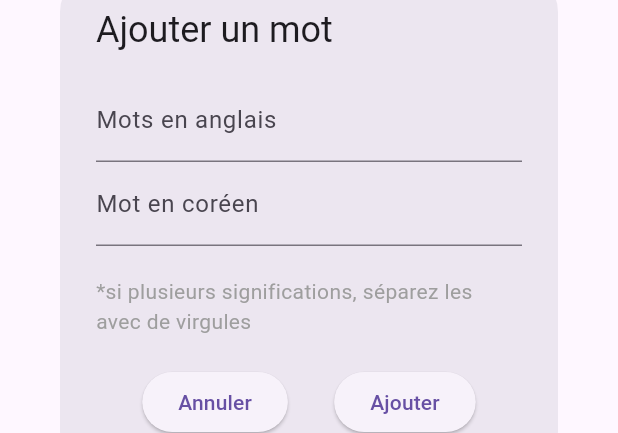
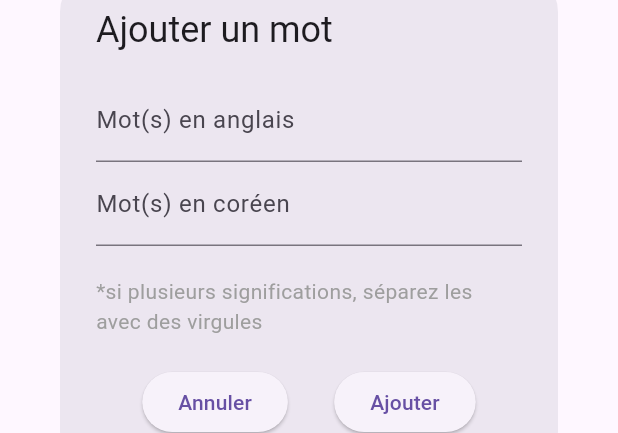
Before and after one commit to geoffroy-luc/Zoffingo, a Flutter app: the AddWordDialog widget shown alone on an empty page, opened directly, on a phone screen of 412 x 824 dp. Shown: the part 396-829 px from the top of the screen. Run offline on Flutter 3.47's test engine with Material 3 defaults, Android fonts, the phone set to English and light mode, and no system bars; our stand-ins replace shared_preferences; accounts and stored records are empty.

Commit message:
CHANGE: texte UI

```diff
--- a/lib/widgets/add_word_dialog.dart
+++ b/lib/widgets/add_word_dialog.dart
@@ -62,15 +62,15 @@ class AddWordDialogState extends State<AddWordDialog> {
         children: [
           TextField(
             controller: _englishController,
-            decoration: const InputDecoration(labelText: 'Mots en anglais'),
+            decoration: const InputDecoration(labelText: 'Mot(s) en anglais'),
           ),
           TextField(
             controller: _koreanController,
-            decoration: const InputDecoration(labelText: 'Mot en coréen'),
+            decoration: const InputDecoration(labelText: 'Mot(s) en coréen'),
           ),
           const SizedBox(height: 20),
           const Text(
-            '*si plusieurs significations, séparez les avec de virgules',
+            '*si plusieurs significations, séparez les avec des virgules',
             style: TextStyle(
               color: Colors.grey,
             ),
```
